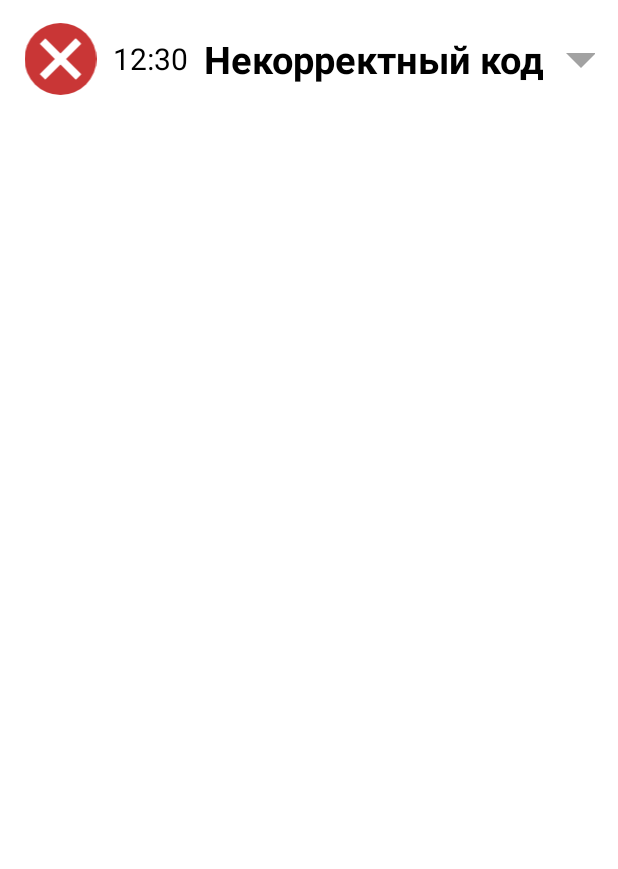
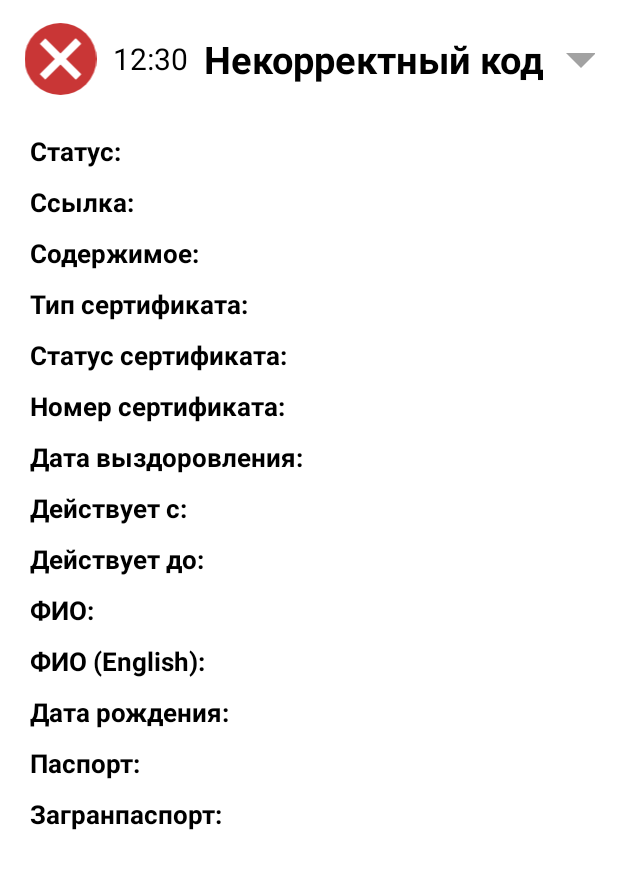
Before and after one commit to Girrafeec/CC-QR-Scanner, an Android app: the layout quick_response_code_history_item.xml on its own in the app's theme, with its tools: preview values and no code run, on a phone screen of 412 x 824 dp. Shown: the top 869 px of the screen. Run offline under Robolectric (Android 15) with nearby library versions, the phone set to English and light mode, and no system bars.

Commit message:
solved problem with expand view of qr history item

```diff
--- a/app/src/main/java/com/girrafeecstud/ccqrscanner/CertificateActivity.java
+++ b/app/src/main/java/com/girrafeecstud/ccqrscanner/CertificateActivity.java
@@ -378,8 +378,6 @@ public class CertificateActivity extends AppCompatActivity implements View.OnCli
             //https://www.gosuslugi.ru/covid-cert/status/e4d9657a-48fe-477b-9777-c8053a2bdfc3?lang=ru - url
             //https://www.gosuslugi.ru/api/covid-cert/v2/cert/status/e4d9657a-48fe-477b-9777-c8053a2bdfc3?lang=ru - json
 
-            //TODO проверить ссылку с status
-
             String[] urlElementsArray = websiteUrl.split("/");
 
             ArrayList<String> ar = new ArrayList<>(Arrays.asList(urlElementsArray));
--- a/app/src/main/java/com/girrafeecstud/ccqrscanner/MainActivity.java
+++ b/app/src/main/java/com/girrafeecstud/ccqrscanner/MainActivity.java
@@ -191,8 +191,6 @@ public class MainActivity extends AppCompatActivity {
 
     private void checkContent(String str){
 
-        //TODO добавить время сканирования кода
-
         Date currentTime = Calendar.getInstance().getTime();
         String scanTime = String.valueOf(currentTime);
         scanTime = scanTime.replace(" ", "\\");
--- a/app/src/main/java/com/girrafeecstud/ccqrscanner/QuickResponseCodeHistoryActivity.java
+++ b/app/src/main/java/com/girrafeecstud/ccqrscanner/QuickResponseCodeHistoryActivity.java
@@ -17,7 +17,7 @@ import com.google.android.material.bottomnavigation.BottomNavigationView;
 import java.sql.Date;
 import java.util.Comparator;
 
-public class QuickResponseCodeHistoryActivity extends AppCompatActivity implements QuickResponseCodeHistoryRecViewAdapter.OnQrHistoryItemDropListener{
+public class QuickResponseCodeHistoryActivity extends AppCompatActivity /*implements QuickResponseCodeHistoryRecViewAdapter.OnQrHistoryItemDropListener*/{
 
     private long backPressedTime;
 
@@ -30,10 +30,12 @@ public class QuickResponseCodeHistoryActivity extends AppCompatActivity implemen
     private HistoryFileInputOutput historyFileInputOutput = new HistoryFileInputOutput(this);
     private HistoryFileParser historyFileParser = new HistoryFileParser();
 
+    /*
     @Override
     public void onQrHistoryItemDropClick(int position) {
 
     }
+     */
 
     @Override
     protected void onCreate(Bundle savedInstanceState) {
@@ -94,7 +96,7 @@ public class QuickResponseCodeHistoryActivity extends AppCompatActivity implemen
         String history = historyFileInputOutput.readFile();
 
         if (!history.isEmpty()) {
-            QuickResponseCodeHistoryRecViewAdapter adapter = new QuickResponseCodeHistoryRecViewAdapter(this, this);
+            QuickResponseCodeHistoryRecViewAdapter adapter = new QuickResponseCodeHistoryRecViewAdapter(this/*, this*/);
             historyFileParser.convertHistoryToArrayList(history);
             historyFileParser.sortArrayByTime();
             adapter.setQuickResponseCodeHistoryItemArrayList(historyFileParser.getQuickResponseCodeHistoryItemArrayList());
--- a/app/src/main/res/layout/quick_response_code_history_item.xml
+++ b/app/src/main/res/layout/quick_response_code_history_item.xml
@@ -63,182 +63,184 @@
 
     </LinearLayout>
 
-    <LinearLayout
+    <androidx.constraintlayout.widget.ConstraintLayout
         android:layout_width="match_parent"
         android:layout_height="wrap_content"
         android:id="@+id/qrHistoryItemInfoLinLay"
-        android:orientation="vertical"
-        android:layout_marginBottom="10dp"
-        android:visibility="gone">
+        android:layout_marginBottom="10dp">
 
         <TextView
             android:id="@+id/historyItemStatusTxt"
-            android:layout_width="wrap_content"
+            android:layout_width="match_parent"
             android:layout_height="wrap_content"
+            app:layout_constraintTop_toTopOf="parent"
+            app:layout_constraintStart_toStartOf="parent"
+            app:layout_constraintEnd_toEndOf="parent"
             android:text="Статус: "
             android:textColor="@color/black"
             android:textStyle="bold"
             android:textSize="17dp"
             android:layout_marginLeft="20dp"
-            android:layout_marginTop="10dp"
-            android:visibility="visible"/>
+            android:layout_marginTop="10dp" />
 
         <TextView
             android:id="@+id/historyItemUrlTxt"
-            android:layout_width="wrap_content"
+            android:layout_width="match_parent"
             android:layout_height="wrap_content"
+            app:layout_constraintTop_toBottomOf="@id/historyItemStatusTxt"
+            app:layout_constraintStart_toStartOf="parent"
+            app:layout_constraintEnd_toEndOf="parent"
             android:text="Ссылка: "
             android:textColor="@color/black"
             android:textStyle="bold"
             android:textSize="17dp"
             android:layout_marginLeft="20dp"
-            android:layout_marginTop="10dp"
-            android:visibility="visible"/>
+            android:layout_marginTop="10dp" />
 
         <TextView
             android:id="@+id/historyItemContentTxt"
-            android:layout_width="wrap_content"
+            android:layout_width="match_parent"
             android:layout_height="wrap_content"
+            app:layout_constraintTop_toBottomOf="@id/historyItemUrlTxt"
             android:text="Содержимое: "
             android:textColor="@color/black"
             android:textStyle="bold"
             android:textSize="17dp"
             android:layout_marginLeft="20dp"
-            android:layout_marginTop="10dp"
-            android:visibility="visible"/>
+            android:layout_marginTop="10dp" />
 
         <TextView
             android:id="@+id/historyItemCertificateTypeTxt"
-            android:layout_width="wrap_content"
+            android:layout_width="match_parent"
             android:layout_height="wrap_content"
+            app:layout_constraintTop_toBottomOf="@id/historyItemContentTxt"
             android:text="Тип сертификата: "
             android:textColor="@color/black"
             android:textStyle="bold"
             android:textSize="17dp"
             android:layout_marginLeft="20dp"
-            android:layout_marginTop="10dp"
-            android:visibility="visible"/>
+            android:layout_marginTop="10dp" />
 
         <TextView
             android:id="@+id/historyItemCertificateStatusTxt"
-            android:layout_width="wrap_content"
+            android:layout_width="match_parent"
             android:layout_height="wrap_content"
+            app:layout_constraintTop_toBottomOf="@id/historyItemCertificateTypeTxt"
             android:text="Статус сертификата: "
             android:textColor="@color/black"
             android:textStyle="bold"
             android:textSize="17dp"
             android:layout_marginLeft="20dp"
-            android:layout_marginTop="10dp"
-            android:visibility="visible"/>
+            android:layout_marginTop="10dp" />
 
         <TextView
             android:id="@+id/historyItemCertificateIdTxt"
-            android:layout_width="wrap_content"
+            android:layout_width="match_parent"
             android:layout_height="wrap_content"
+            app:layout_constraintTop_toBottomOf="@id/historyItemCertificateStatusTxt"
             android:text="Номер сертификата: "
             android:textColor="@color/black"
             android:textStyle="bold"
             android:textSize="17dp"
             android:layout_marginLeft="20dp"
-            android:layout_marginTop="10dp"
-            android:visibility="visible"/>
+            android:layout_marginTop="10dp" />
 
         <TextView
             android:id="@+id/historyItemRecoveryDateTxt"
-            android:layout_width="wrap_content"
+            android:layout_width="match_parent"
             android:layout_height="wrap_content"
+            app:layout_constraintTop_toBottomOf="@id/historyItemCertificateIdTxt"
             android:text="Дата выздоровления: "
             android:textColor="@color/black"
             android:textStyle="bold"
             android:textSize="17dp"
             android:layout_marginLeft="20dp"
-            android:layout_marginTop="10dp"
-            android:visibility="visible"/>
+            android:layout_marginTop="10dp" />
 
         <TextView
             android:id="@+id/historyItemValidTimeTxt"
-            android:layout_width="wrap_content"
+            android:layout_width="match_parent"
             android:layout_height="wrap_content"
+            app:layout_constraintTop_toBottomOf="@id/historyItemRecoveryDateTxt"
             android:text="Действует с: "
             android:textColor="@color/black"
             android:textStyle="bold"
             android:textSize="17dp"
             android:layout_marginLeft="20dp"
-            android:layout_marginTop="10dp"
-            android:visibility="visible"/>
+            android:layout_marginTop="10dp" />
 
         <TextView
             android:id="@+id/historyItemExpiredAtTxt"
-            android:layout_width="wrap_content"
+            android:layout_width="match_parent"
             android:layout_height="wrap_content"
+            app:layout_constraintTop_toBottomOf="@id/historyItemValidTimeTxt"
             android:text="Действует до: "
             android:textColor="@color/black"
             android:textStyle="bold"
             android:textSize="17dp"
             android:layout_marginLeft="20dp"
-            android:layout_marginTop="10dp"
-            android:visibility="visible"/>
+            android:layout_marginTop="10dp" />
 
         <TextView
             android:id="@+id/historyItemFioTxt"
-            android:layout_width="wrap_content"
+            android:layout_width="match_parent"
             android:layout_height="wrap_content"
+            app:layout_constraintTop_toBottomOf="@id/historyItemExpiredAtTxt"
             android:text="ФИО: "
             android:textColor="@color/black"
             android:textStyle="bold"
             android:textSize="17dp"
             android:layout_marginLeft="20dp"
-            android:layout_marginTop="10dp"
-            android:visibility="visible"/>
+            android:layout_marginTop="10dp" />
 
         <TextView
             android:id="@+id/historyItemEnFioTxt"
-            android:layout_width="wrap_content"
+            android:layout_width="match_parent"
             android:layout_height="wrap_content"
+            app:layout_constraintTop_toBottomOf="@id/historyItemFioTxt"
             android:text="ФИО (English): "
             android:textColor="@color/black"
             android:textStyle="bold"
             android:textSize="17dp"
             android:layout_marginLeft="20dp"
-            android:layout_marginTop="10dp"
-            android:visibility="visible"/>
+            android:layout_marginTop="10dp" />
 
         <TextView
             android:id="@+id/historyItemBirthDateTxt"
-            android:layout_width="wrap_content"
+            android:layout_width="match_parent"
             android:layout_height="wrap_content"
+            app:layout_constraintTop_toBottomOf="@id/historyItemEnFioTxt"
             android:text="Дата рождения: "
             android:textColor="@color/black"
             android:textStyle="bold"
             android:textSize="17dp"
             android:layout_marginLeft="20dp"
-            android:layout_marginTop="10dp"
-            android:visibility="visible"/>
+            android:layout_marginTop="10dp" />
 
         <TextView
             android:id="@+id/historyItemPassportTxt"
-            android:layout_width="wrap_content"
+            android:layout_width="match_parent"
             android:layout_height="wrap_content"
+            app:layout_constraintTop_toBottomOf="@id/historyItemBirthDateTxt"
             android:text="Паспорт: "
             android:textColor="@color/black"
             android:textStyle="bold"
             android:textSize="17dp"
             android:layout_marginLeft="20dp"
-            android:layout_marginTop="10dp"
-            android:visibility="visible"/>
+            android:layout_marginTop="10dp" />
 
         <TextView
             android:id="@+id/historyItemEnPassportTxt"
-            android:layout_width="wrap_content"
+            android:layout_width="match_parent"
             android:layout_height="wrap_content"
+            app:layout_constraintTop_toBottomOf="@id/historyItemPassportTxt"
             android:text="Загранпаспорт: "
             android:textColor="@color/black"
             android:textStyle="bold"
             android:textSize="17dp"
             android:layout_marginLeft="20dp"
-            android:layout_marginTop="10dp"
-            android:visibility="visible"/>
+            android:layout_marginTop="10dp" />
 
-    </LinearLayout>
+    </androidx.constraintlayout.widget.ConstraintLayout>
 
 </LinearLayout>
```
Also changed, not shown: app/src/main/java/com/girrafeecstud/ccqrscanner/QuickResponseCodeHistoryItem.java (+5 -6 lines), app/src/main/java/com/girrafeecstud/ccqrscanner/QuickResponseCodeHistoryRecViewAdapter.java (+36 -13 lines).
